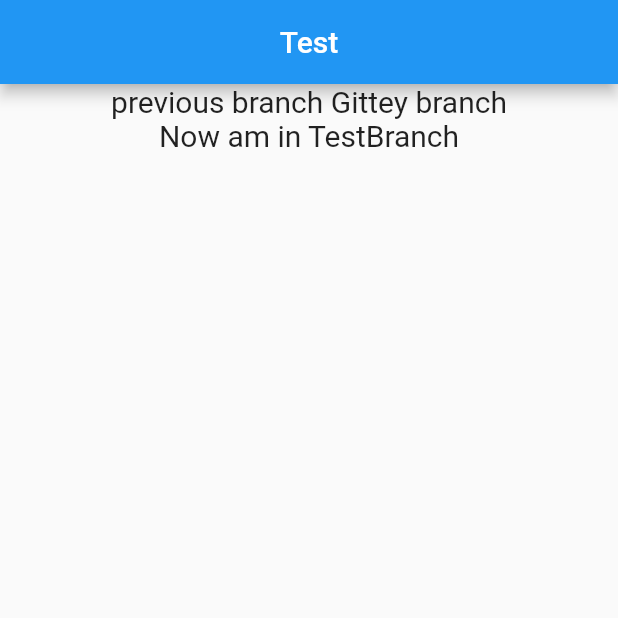
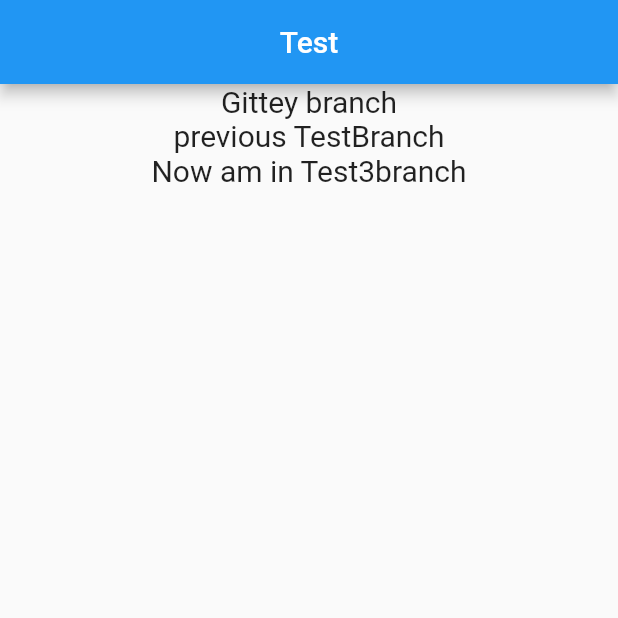
Before and after one commit to cg-MohammedSaliya/gittesttwo, a Flutter app: the screen it shows after launch, on a phone screen of 412 x 824 dp, the top half of it. Run offline on Flutter 3.47's test engine with Material 2 defaults, Android fonts, the phone set to English and light mode, and no system bars; our stand-ins replace get.

Commit message:
Now am in Test3branch

```diff
--- a/lib/app/modules/home/views/home_view.dart
+++ b/lib/app/modules/home/views/home_view.dart
@@ -18,11 +18,15 @@ class HomeView extends GetView<HomeController> {
         child: Column(
           children:const  [
             Text(
-              'previous branch Gittey branch',
+              'Gittey branch',
               style: TextStyle(fontSize: 20),
             ),
             Text(
-              'Now am in TestBranch',
+              'previous TestBranch',
+              style: TextStyle(fontSize: 20),
+            ),
+            Text(
+              'Now am in Test3branch',
               style: TextStyle(fontSize: 20),
             ),
           ],
```
